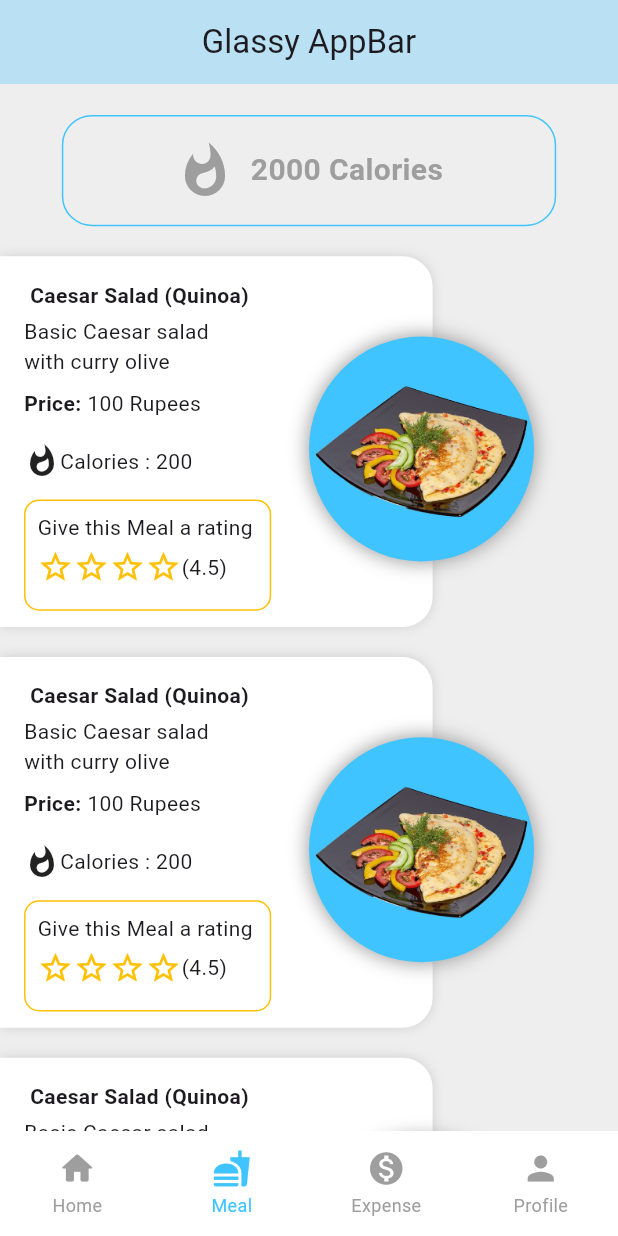
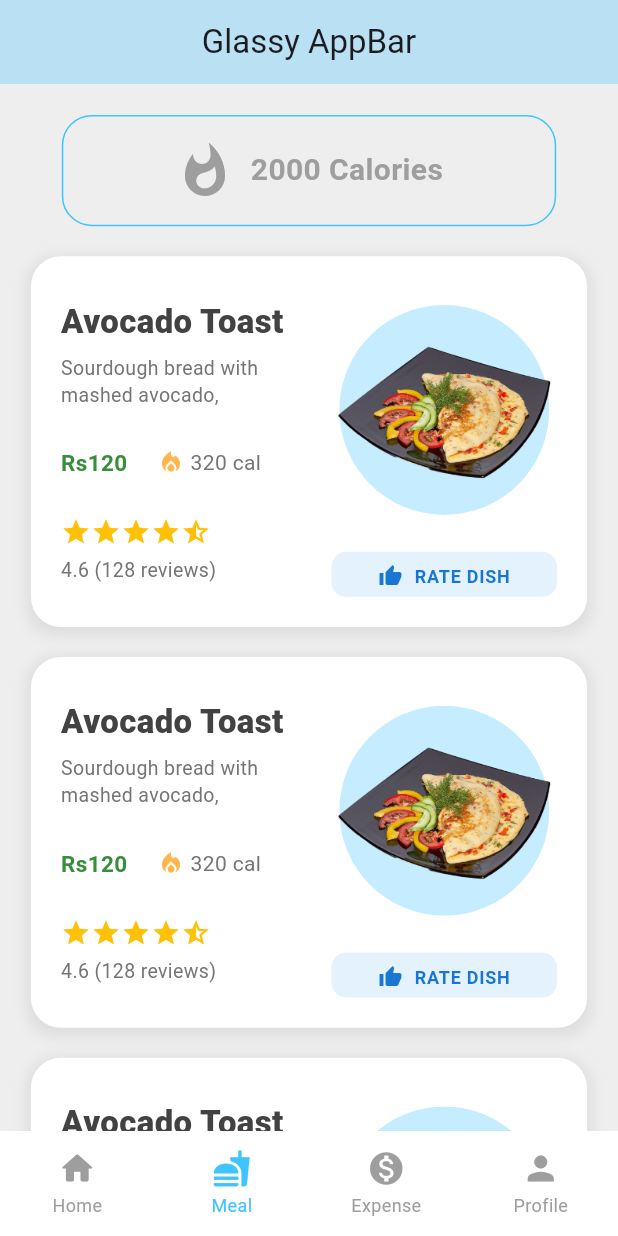
Before and after one commit to Danish9111/mess, a Flutter app: the screen it shows once a user with an empty profile is signed in, item 2 of the bottom bar chosen, on a phone screen of 412 x 824 dp. Run offline on Flutter 3.47's test engine with Material 3 defaults, Android fonts, the phone set to English and light mode, and no system bars; drawn by our look-alikes of persistent_bottom_nav_bar; our stand-ins replace cloud_firestore, firebase_auth, firebase_core, flutter_rating_bar, flutter_riverpod, google_fonts and 3 more; accounts and stored records are empty.

Commit message:
Refactor foodCard widget: update layout and styling for improved presentation

```diff
--- a/lib/screens/dashboard_screen/dashboard_ui/show_menu_suggestion_sheet.dart
+++ b/lib/screens/dashboard_screen/dashboard_ui/show_menu_suggestion_sheet.dart
@@ -117,7 +117,6 @@ class _ShowMenuSuggestionSheetState
                             await FirebaseFirestore.instance
                                 .collection('suggestions')
                                 .add(suggestion);
-                            // Replace print with your API call etc.
                             debugPrint('Suggestion submitted: $suggestion');
 
                             ref.read(isLoadingProvider.notifier).state = false;
--- a/lib/screens/meal_screen/main_meal.dart
+++ b/lib/screens/meal_screen/main_meal.dart
@@ -24,7 +24,7 @@ class _MealScreenState extends State<MealScreen> {
         body: SingleChildScrollView(
           clipBehavior: Clip.none,
           child: Column(
-            crossAxisAlignment: CrossAxisAlignment.start,
+            crossAxisAlignment: CrossAxisAlignment.center,
             spacing: 20,
             children: [
               caloriCounter(screenWidth, screenHeight),
@@ -70,124 +70,173 @@ Widget caloriCounter(double screenHeight, double screenWidth) {
 }
 
 Widget foodCard(double screenWidth, double screenHeight) {
-  return Stack(
-    clipBehavior: Clip.none, // allow overflow!
+  return Container(
+    padding: const EdgeInsets.all(20),
+    width: screenWidth * .9,
+    height: screenHeight * .3,
+    decoration: BoxDecoration(
+      color: Colors.white,
+      borderRadius: BorderRadius.circular(20),
+      boxShadow: [
+        BoxShadow(
+          color: Colors.grey.withOpacity(0.2),
+          spreadRadius: 3,
+          blurRadius: 7,
+          offset: const Offset(0, 3),
+        ),
+      ],
+    ),
+    child: Row(
       children: [
-      // Card below
-      Container(
-        width: screenWidth * .7,
-        height: screenHeight * .3,
-        padding: const EdgeInsets.all(16),
-        // margin: const EdgeInsets.only(bottom: 60), // give space for plate image
-        decoration: const BoxDecoration(
-          color: Colors.white,
-          borderRadius: BorderRadius.only(
-              topRight: Radius.circular(20), bottomRight: Radius.circular(20)),
-          boxShadow: [BoxShadow(blurRadius: 6, color: Colors.black12)],
-        ),
+        // Food Information Section
+        Expanded(
+          flex: 1,
+          child: Padding(
+            padding: const EdgeInsets.symmetric(vertical: 8),
             child: Column(
               crossAxisAlignment: CrossAxisAlignment.start,
+              mainAxisAlignment: MainAxisAlignment.spaceBetween,
               children: [
-            const FractionallySizedBox(
-              widthFactor: .6,
-              child: Column(
+                Column(
+                  crossAxisAlignment: CrossAxisAlignment.start,
                   children: [
-                  // reserve space for image overlap
-                  Text("Caesar Salad (Quinoa)",
-                      style: TextStyle(fontWeight: FontWeight.bold)),
-                  SizedBox(height: 4),
-                  Text("Basic Caesar salad with curry olive"),
-                  SizedBox(height: 8),
+                    Text(
+                      'Avocado Toast',
+                      style: TextStyle(
+                        fontSize: 22,
+                        fontWeight: FontWeight.w800,
+                        color: Colors.grey[800],
+                      ),
+                    ),
+                    const SizedBox(height: 6),
+                    Text(
+                      'Sourdough bread with mashed avocado, ',
+                      style: TextStyle(
+                        fontSize: 13,
+                        color: Colors.grey[600],
+                        height: 1.4,
+                      ),
+                      maxLines: 3,
+                      overflow: TextOverflow.ellipsis,
+                    ),
                   ],
                 ),
-            ),
-            const Row(
-              mainAxisAlignment: MainAxisAlignment.spaceBetween,
-              children: [
                 Row(
                   children: [
-                    Text('Price:',
-                        style: TextStyle(fontWeight: FontWeight.bold)),
-                    SizedBox(width: 4), // Add space between price and value
-                    Text("100 Rupees")
+                    Text(
+                      'Rs120',
+                      style: TextStyle(
+                        fontSize: 15,
+                        fontWeight: FontWeight.bold,
+                        color: Colors.green[700],
+                      ),
+                    ),
+                    const SizedBox(width: 20),
+                    Row(
+                      children: [
+                        Icon(Icons.local_fire_department,
+                            size: 18, color: Colors.orange[300]),
+                        const SizedBox(width: 4),
+                        Text(
+                          '320 cal',
+                          style: TextStyle(
+                            fontSize: 14,
+                            color: Colors.grey[600],
+                          ),
+                        ),
                       ],
                     ),
                   ],
                 ),
-            const SizedBox(
-              height: 8,
+                Column(
+                  crossAxisAlignment: CrossAxisAlignment.start,
+                  children: [
+                    Row(
+                      children: List.generate(
+                          5,
+                          (index) => Icon(
+                                index < 4 ? Icons.star : Icons.star_half,
+                                size: 20,
+                                color: Colors.amber,
+                              )),
+                    ),
+                    const SizedBox(height: 6),
+                    Text(
+                      '4.6 (128 reviews)',
+                      style: TextStyle(
+                        fontSize: 13,
+                        color: Colors.grey[600],
+                      ),
+                    ),
+                  ],
+                ),
+              ],
+            ),
+          ),
+        ),
+
+        // Image Section
+        Expanded(
+          flex: 1,
+          child: Padding(
+            padding: const EdgeInsets.only(left: 15),
+            child: Column(
+              mainAxisAlignment: MainAxisAlignment.spaceEvenly,
+              children: [
+                Stack(
+                  alignment: Alignment.center,
+                  children: [
+                    SizedBox(
+                      width: 140,
+                      height: 140,
+                      child: ClipOval(
+                        child: Container(
+                          color: Colors.lightBlueAccent.withOpacity(0.3),
+                        ),
+                      ),
                     ),
                     Container(
-              height: screenHeight * .05,
-              width: screenWidth * .4,
-              decoration: const BoxDecoration(
-                  color: Colors.white,
-                  borderRadius: BorderRadius.all(Radius.circular(10))),
-              child: const Row(
-                children: [Icon(Icons.whatshot), Text('Calories : 200')],
+                      height: screenHeight * 0.2,
+                      decoration: BoxDecoration(
+                        borderRadius: BorderRadius.circular(15),
+                      ),
+                      child: const Image(
+                          image: AssetImage('assets/images/nashtapng.png')),
+                    ),
+                  ],
+                ),
+                const SizedBox(height: 12),
+                SizedBox(
+                  width: double.infinity,
+                  height: 30,
+                  child: TextButton.icon(
+                    icon:
+                        Icon(Icons.thumb_up, size: 16, color: Colors.blue[700]),
+                    label: Text(
+                      'RATE DISH',
+                      style: TextStyle(
+                        fontSize: 12,
+                        fontWeight: FontWeight.bold,
+                        letterSpacing: 0.5,
+                        color: Colors.blue[700],
                       ),
                     ),
-            const SizedBox(
-              height: 5,
-            ),
-            Container(
-              padding: const EdgeInsets.all(8),
-              width: screenWidth * .4,
-              height: screenHeight * .09,
-              decoration: BoxDecoration(
-                  borderRadius: const BorderRadius.all(Radius.circular(10)),
-                  border: Border.all(
-                    width: 1,
-                    color: Colors.amber,
-                  )),
-              child: Column(
-                children: [
-                  const Text('Give this Meal a rating '),
-                  SizedBox(
-                    height: screenWidth * .01,
-                  ),
-                  Row(children: [
-                    ...List.generate(
-                      4,
-                      (index) => const Icon(
-                        Icons.star_border,
-                        color: Colors.amber,
+                    onPressed: () {},
+                    style: TextButton.styleFrom(
+                      backgroundColor: Colors.blue[50],
+                      padding: const EdgeInsets.symmetric(vertical: 8),
+                      shape: RoundedRectangleBorder(
+                        borderRadius: BorderRadius.circular(10),
                       ),
                     ),
-                    const Text('(4.5)')
-                  ])
-                ],
                   ),
                 ),
               ],
             ),
           ),
-      // Plate image on top of card
-      Positioned(
-          top: screenHeight * .065,
-          left: screenWidth * .5,
-          child: Container(
-            height: 150,
-            width: 150,
-            decoration: const BoxDecoration(
-                shape: BoxShape.circle,
-                color: Colors.lightBlueAccent,
-                boxShadow: [
-                  BoxShadow(
-                    color: Colors.grey,
-                    spreadRadius: 1,
-                    blurRadius: 10,
-                    offset: Offset(0, 0),
-                  )
-                ]),
-            child: Image.asset(
-              'assets/images/nashtapng.png', // your image here
-              height: 150,
-              width: 150,
-              // fit: BoxFit.cover,
         ),
-          )),
       ],
+    ),
   );
 }
 
@@ -213,3 +262,51 @@ class GlassyAppBar extends StatelessWidget implements PreferredSizeWidget {
   @override
   Size get preferredSize => const Size.fromHeight(kToolbarHeight);
 }
+
+
+
+
+
+
+
+
+
+
+
+
+
+
+
+
+
+
+
+
+
+
+
+// Plate image on top of card
+      // Positioned(
+      //     top: screenHeight * .065,
+      //     left: screenWidth * .5,
+      //     child: Container(
+      //       height: 150,
+      //       width: 150,
+      //       decoration: const BoxDecoration(
+      //           shape: BoxShape.circle,
+      //           color: Colors.lightBlueAccent,
+      //           boxShadow: [
+      //             BoxShadow(
+      //               color: Colors.grey,
+      //               spreadRadius: 1,
+      //               blurRadius: 10,
+      //               offset: Offset(0, 0),
+      //             )
+      //           ]),
+      //       child: Image.asset(
+      //         'assets/images/nashtapng.png', // your image here
+      //         height: 150,
+      //         width: 150,
+      //         // fit: BoxFit.cover,
+      //       ),
+      //     )),
```
Lines whose indentation alone changed are shown as unchanged.
